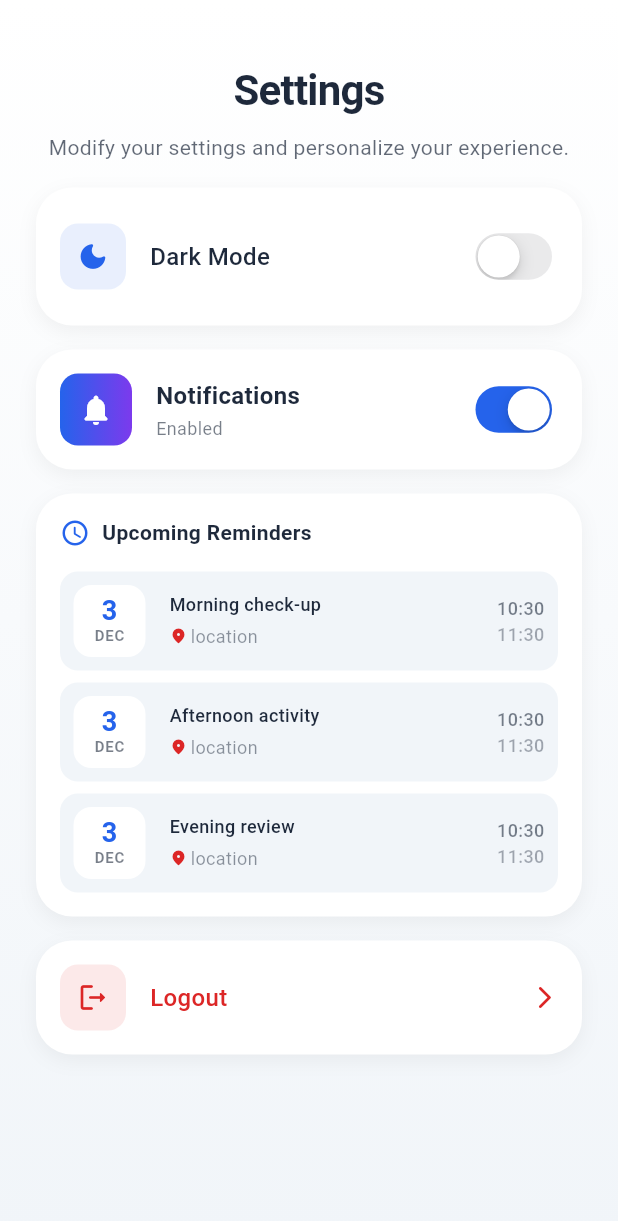
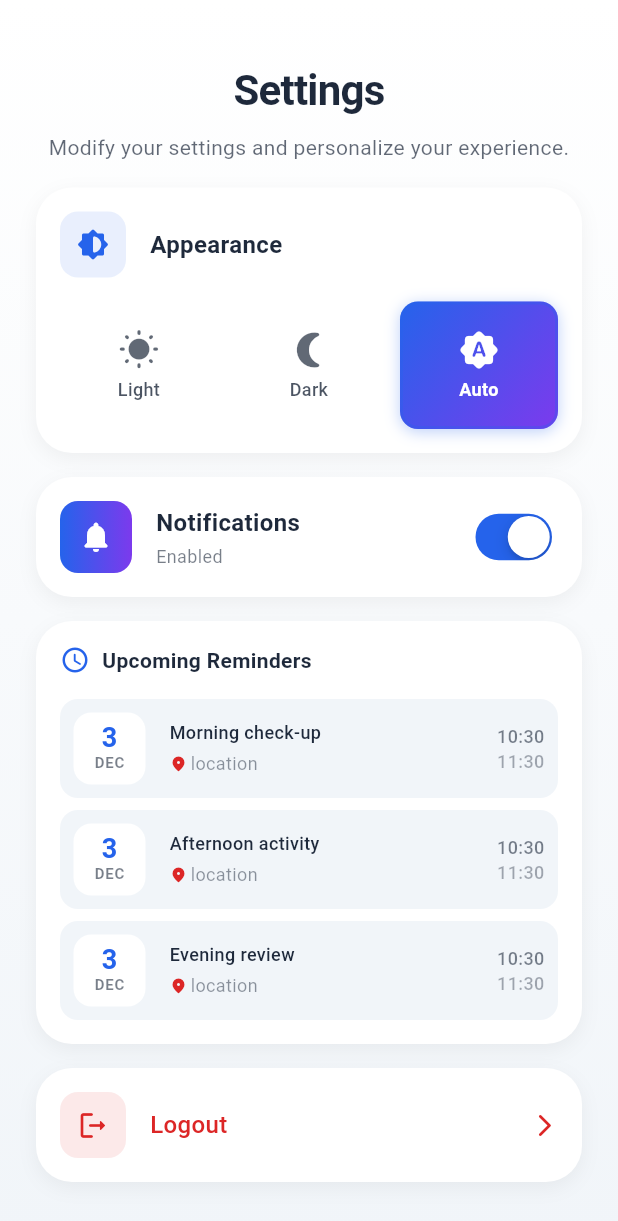
Before and after one commit to m-idriss/zadiag, a Flutter app: the SettingsScreen screen opened directly, on a phone screen of 412 x 824 dp. Shown: the top 1221 px of the screen. Run offline on Flutter 3.47's test engine with Material 3 defaults, Android fonts, the phone set to English and light mode, and no system bars; our stand-ins replace cloud_firestore, firebase_auth, firebase_core, flutter_heatmap_calendar, flutter_riverpod, flutter_svg and 3 more; missing offline and left inert: rive_animated_icon; accounts and stored records are empty; Roboto replaces fonts that are missing (poppins); project files that could hold a hidden picture were left out.

Commit message:
Feat: add theme selection options and update localization for appearance settings

```diff
--- a/lib/features/diag/screens/settings_screen.dart
+++ b/lib/features/diag/screens/settings_screen.dart
@@ -45,7 +45,6 @@ class _SettingsScreenState extends State<SettingsScreen> {
   @override
   Widget build(BuildContext context) {
     final defaultColorScheme = Theme.of(context).colorScheme;
-    bool isDarkMode = themeNotifier.value == ThemeMode.dark;
 
     return Scaffold(
       backgroundColor: Colors.transparent,
@@ -61,7 +60,7 @@ class _SettingsScreenState extends State<SettingsScreen> {
               children: [
                 _header(context),
                 const SizedBox(height: AppTheme.spacingMd),
-                _settingsCard(context, isDarkMode),
+                _settingsCard(context),
                 const SizedBox(height: AppTheme.spacingMd),
                 _notificationCard(context),
                 const SizedBox(height: AppTheme.spacingMd),
@@ -77,7 +76,27 @@ class _SettingsScreenState extends State<SettingsScreen> {
     );
   }
 
-  Widget _settingsCard(BuildContext context, bool isDarkMode) {
+  Future<void> _saveThemePreference(ThemeMode mode) async {
+    final prefs = await SharedPreferences.getInstance();
+    String themeModeString;
+    switch (mode) {
+      case ThemeMode.light:
+        themeModeString = 'light';
+        break;
+      case ThemeMode.dark:
+        themeModeString = 'dark';
+        break;
+      case ThemeMode.system:
+        themeModeString = 'system';
+        break;
+    }
+    await prefs.setString('themeMode', themeModeString);
+    setState(() {
+      themeNotifier.value = mode;
+    });
+  }
+
+  Widget _settingsCard(BuildContext context) {
     return Container(
       padding: EdgeInsets.all(AppTheme.spacingMd),
       decoration: BoxDecoration(
@@ -86,63 +105,149 @@ class _SettingsScreenState extends State<SettingsScreen> {
         boxShadow: AppTheme.cardShadow,
       ),
       child: Column(
+        crossAxisAlignment: CrossAxisAlignment.start,
         children: [
-          _settingsItem(
+          // Header
+          Row(
+            children: [
+              Container(
+                width: 44,
+                height: 44,
+                decoration: BoxDecoration(
+                  color: Theme.of(
                     context,
-            icon: Icons.dark_mode_rounded,
-            title: trad(context)!.dark_mode,
-            trailing: CupertinoSwitch(
-              activeTrackColor: Theme.of(context).colorScheme.primary,
-              value: isDarkMode,
-              onChanged: (value) {
-                setState(() {
-                  themeNotifier.value = value ? ThemeMode.dark : ThemeMode.light;
-                });
-              },
+                  ).colorScheme.primary.withValues(alpha: 0.1),
+                  borderRadius: BorderRadius.circular(AppTheme.radiusMd),
                 ),
+                child: Icon(
+                  Icons.brightness_6_rounded,
+                  color: Theme.of(context).colorScheme.primary,
+                  size: 22,
+                ),
+              ),
+              const SizedBox(width: AppTheme.spacingMd),
+              Text(
+                trad(context)!.appearance,
+                style: TextStyle(
+                  fontFamily: AppTheme.defaultFontFamilyName,
+                  fontSize: 16,
+                  fontWeight: FontWeight.w600,
+                  color: Theme.of(context).colorScheme.onSurface,
+                ),
+              ),
+            ],
+          ),
+          const SizedBox(height: AppTheme.spacingMd),
+          // Theme options
+          Row(
+            children: [
+              Expanded(
+                child: _themeOptionCard(
+                  context,
+                  mode: ThemeMode.light,
+                  icon: Icons.wb_sunny_rounded,
+                  label: trad(context)!.theme_light,
+                ),
+              ),
+              const SizedBox(width: AppTheme.spacingSm),
+              Expanded(
+                child: _themeOptionCard(
+                  context,
+                  mode: ThemeMode.dark,
+                  icon: Icons.nightlight_round,
+                  label: trad(context)!.theme_dark,
+                ),
+              ),
+              const SizedBox(width: AppTheme.spacingSm),
+              Expanded(
+                child: _themeOptionCard(
+                  context,
+                  mode: ThemeMode.system,
+                  icon: Icons.brightness_auto_rounded,
+                  label: trad(context)!.theme_auto,
+                ),
+              ),
+            ],
           ),
         ],
       ),
     );
   }
 
-  Widget _settingsItem(
+  Widget _themeOptionCard(
     BuildContext context, {
+    required ThemeMode mode,
     required IconData icon,
-    required String title,
-    required Widget trailing,
+    required String label,
   }) {
-    return Padding(
-      padding: EdgeInsets.symmetric(vertical: AppTheme.spacingSm),
-      child: Row(
+    final isSelected = themeNotifier.value == mode;
+    final colorScheme = Theme.of(context).colorScheme;
+
+    return GestureDetector(
+      onTap: () => _saveThemePreference(mode),
+      child: AnimatedContainer(
+        duration: const Duration(milliseconds: 200),
+        curve: Curves.easeInOut,
+        padding: EdgeInsets.symmetric(
+          vertical: AppTheme.spacingMd,
+          horizontal: AppTheme.spacingSm,
+        ),
+        decoration: BoxDecoration(
+          gradient:
+              isSelected
+                  ? LinearGradient(
+                    colors: [colorScheme.primary, colorScheme.secondary],
+                    begin: Alignment.topLeft,
+                    end: Alignment.bottomRight,
+                  )
+                  : null,
+          color: isSelected ? null : colorScheme.surfaceContainerHighest,
+          borderRadius: BorderRadius.circular(AppTheme.radiusMd),
+          border: Border.all(
+            color:
+                isSelected
+                    ? colorScheme.primary.withValues(alpha: 0.3)
+                    : Colors.transparent,
+            width: 2,
+          ),
+          boxShadow:
+              isSelected
+                  ? [
+                    BoxShadow(
+                      color: colorScheme.primary.withValues(alpha: 0.3),
+                      blurRadius: 8,
+                      offset: const Offset(0, 2),
+                    ),
+                  ]
+                  : null,
+        ),
+        child: Column(
+          mainAxisSize: MainAxisSize.min,
           children: [
-          Container(
-            width: 44,
-            height: 44,
-            decoration: BoxDecoration(
-              color: Theme.of(context).colorScheme.primary.withValues(alpha: 0.1),
-              borderRadius: BorderRadius.circular(AppTheme.radiusMd),
+            Icon(
+              icon,
+              color:
+                  isSelected
+                      ? Colors.white
+                      : colorScheme.onSurface.withValues(alpha: 0.7),
+              size: 28,
             ),
-            child: Icon(
-              icon,
-              color: Theme.of(context).colorScheme.primary,
-              size: 22,
-            ),
-          ),
-          const SizedBox(width: AppTheme.spacingMd),
-          Expanded(
-            child: Text(
-              title,
+            const SizedBox(height: AppTheme.spacingXs),
+            Text(
+              label,
               style: TextStyle(
                 fontFamily: AppTheme.defaultFontFamilyName,
-                fontSize: 16,
-                fontWeight: FontWeight.w500,
-                color: Theme.of(context).colorScheme.onSurface,
+                fontSize: 12,
+                fontWeight: isSelected ? FontWeight.w600 : FontWeight.w500,
+                color:
+                    isSelected
+                        ? Colors.white
+                        : colorScheme.onSurface.withValues(alpha: 0.8),
               ),
+              textAlign: TextAlign.center,
             ),
+          ],
         ),
-          trailing,
-        ],
       ),
     );
   }
@@ -161,14 +266,16 @@ class _SettingsScreenState extends State<SettingsScreen> {
             Navigator.pushReplacement(
               context,
               PageRouteBuilder(
-                pageBuilder: (context, animation, secondaryAnimation) =>
+                pageBuilder:
+                    (context, animation, secondaryAnimation) =>
                         const LoginPage(),
-                transitionsBuilder:
-                    (context, animation, secondaryAnimation, child) {
-                  return FadeTransition(
-                    opacity: animation,
-                    child: child,
-                  );
+                transitionsBuilder: (
+                  context,
+                  animation,
+                  secondaryAnimation,
+                  child,
+                ) {
+                  return FadeTransition(opacity: animation, child: child);
                 },
                 transitionDuration: const Duration(milliseconds: 300),
               ),
@@ -183,7 +290,9 @@ class _SettingsScreenState extends State<SettingsScreen> {
                   width: 44,
                   height: 44,
                   decoration: BoxDecoration(
-                    color: Theme.of(context).colorScheme.error.withValues(alpha: 0.1),
+                    color: Theme.of(
+                      context,
+                    ).colorScheme.error.withValues(alpha: 0.1),
                     borderRadius: BorderRadius.circular(AppTheme.radiusMd),
                   ),
                   child: Icon(
@@ -273,11 +382,15 @@ class _SettingsScreenState extends State<SettingsScreen> {
                 ),
                 const SizedBox(height: 2),
                 Text(
-                  _notificationsEnabled ? trad(context)!.enabled : trad(context)!.disabled,
+                  _notificationsEnabled
+                      ? trad(context)!.enabled
+                      : trad(context)!.disabled,
                   style: TextStyle(
                     fontFamily: AppTheme.defaultFontFamilyName,
                     fontSize: 12,
-                    color: Theme.of(context).colorScheme.onSurface.withValues(alpha: 0.6),
+                    color: Theme.of(
+                      context,
+                    ).colorScheme.onSurface.withValues(alpha: 0.6),
                   ),
                 ),
               ],
@@ -355,7 +468,6 @@ class _SettingsScreenState extends State<SettingsScreen> {
     required String title,
     required bool isActive,
   }) {
-
     final monthFormat = DateFormat('MMM');
     final dayFormat = DateFormat('d');
     final timeFormat = DateFormat.Hm();
@@ -365,9 +477,7 @@ class _SettingsScreenState extends State<SettingsScreen> {
       decoration: BoxDecoration(
         color: Theme.of(context).colorScheme.surfaceContainerHigh,
         borderRadius: BorderRadius.circular(AppTheme.radiusMd),
-        border: Border.all(
-          color: Colors.transparent,
-        ),
+        border: Border.all(color: Colors.transparent),
       ),
       child: Material(
         color: Colors.transparent,
@@ -411,7 +521,9 @@ class _SettingsScreenState extends State<SettingsScreen> {
                               "location",
                               style: TextStyle(
                                 fontSize: 12,
-                                color: colorScheme.onSurface.withValues(alpha: 0.5),
+                                color: colorScheme.onSurface.withValues(
+                                  alpha: 0.5,
+                                ),
                                 fontFamily: AppTheme.defaultFontFamilyName,
                               ),
                               maxLines: 1,
--- a/lib/l10n/app_en.arb
+++ b/lib/l10n/app_en.arb
@@ -15,7 +15,10 @@
   "capture_title": "Verification",
   "changes_canceled": "Changes canceled",
   "changes_saved": "Changes saved",
-  "dark_mode": "Dark Mode",
+  "appearance": "Appearance",
+  "theme_light": "Light",
+  "theme_dark": "Dark",
+  "theme_auto": "Auto",
   "email_hint": "john.doe@email.com",
   "forgot_password": "Forgot password?",
   "login_button": "Sign In",
--- a/lib/l10n/app_fr.arb
+++ b/lib/l10n/app_fr.arb
@@ -15,7 +15,10 @@
   "capture_title": "Vérification",
   "changes_canceled": "Modifications annulées",
   "changes_saved": "Modifications sauvegardées",
-  "dark_mode": "Mode sombre",
+  "appearance": "Apparence",
+  "theme_light": "Clair",
+  "theme_dark": "Sombre",
+  "theme_auto": "Auto",
   "email_hint": "jean.dupont@email.com",
   "forgot_password": "Mot de passe oublié ?",
   "login_button": "Se connecter",
--- a/lib/l10n/app_localizations.dart
+++ b/lib/l10n/app_localizations.dart
@@ -188,11 +188,29 @@ abstract class AppLocalizations {
   /// **'Changes saved'**
   String get changes_saved;
 
-  /// No description provided for @dark_mode.
+  /// No description provided for @appearance.
   ///
   /// In en, this message translates to:
-  /// **'Dark Mode'**
-  String get dark_mode;
+  /// **'Appearance'**
+  String get appearance;
+
+  /// No description provided for @theme_light.
+  ///
+  /// In en, this message translates to:
+  /// **'Light'**
+  String get theme_light;
+
+  /// No description provided for @theme_dark.
+  ///
+  /// In en, this message translates to:
+  /// **'Dark'**
+  String get theme_dark;
+
+  /// No description provided for @theme_auto.
+  ///
+  /// In en, this message translates to:
+  /// **'Auto'**
+  String get theme_auto;
 
   /// No description provided for @email_hint.
   ///
--- a/lib/l10n/app_localizations_en.dart
+++ b/lib/l10n/app_localizations_en.dart
@@ -56,7 +56,16 @@ class AppLocalizationsEn extends AppLocalizations {
   String get changes_saved => 'Changes saved';
 
   @override
-  String get dark_mode => 'Dark Mode';
+  String get appearance => 'Appearance';
+
+  @override
+  String get theme_light => 'Light';
+
+  @override
+  String get theme_dark => 'Dark';
+
+  @override
+  String get theme_auto => 'Auto';
 
   @override
   String get email_hint => 'john.doe@email.com';
--- a/lib/l10n/app_localizations_fr.dart
+++ b/lib/l10n/app_localizations_fr.dart
@@ -56,7 +56,16 @@ class AppLocalizationsFr extends AppLocalizations {
   String get changes_saved => 'Modifications sauvegardées';
 
   @override
-  String get dark_mode => 'Mode sombre';
+  String get appearance => 'Apparence';
+
+  @override
+  String get theme_light => 'Clair';
+
+  @override
+  String get theme_dark => 'Sombre';
+
+  @override
+  String get theme_auto => 'Auto';
 
   @override
   String get email_hint => 'jean.dupont@email.com';
--- a/lib/main.dart
+++ b/lib/main.dart
@@ -13,8 +13,27 @@ final ValueNotifier<Locale?> localeNotifier = ValueNotifier(null);
 void main() async {
   WidgetsFlutterBinding.ensureInitialized();
   await Firebase.initializeApp(options: DefaultFirebaseOptions.currentPlatform);
+  await _loadSavedTheme();
   await _loadSavedLocale();
   runApp(const ProviderScope(child: MyApp()));
+}
+
+Future<void> _loadSavedTheme() async {
+  final prefs = await SharedPreferences.getInstance();
+  final themeModeString = prefs.getString('themeMode');
+  if (themeModeString != null) {
+    switch (themeModeString) {
+      case 'light':
+        themeNotifier.value = ThemeMode.light;
+        break;
+      case 'dark':
+        themeNotifier.value = ThemeMode.dark;
+        break;
+      case 'system':
+        themeNotifier.value = ThemeMode.system;
+        break;
+    }
+  }
 }
 
 Future<void> _loadSavedLocale() async {
--- a/lib/shared/components/glass_container.dart
+++ b/lib/shared/components/glass_container.dart
@@ -31,21 +31,34 @@ class GlassContainer extends StatelessWidget {
 
   @override
   Widget build(BuildContext context) {
+    // Get theme-aware base color
+    final isDarkMode = Theme.of(context).brightness == Brightness.dark;
+    final baseColor =
+        isDarkMode
+            ? Colors.black.withValues(alpha: opacity)
+            : Colors.white.withValues(alpha: opacity);
+
     return Container(
       width: width,
       height: height,
       margin: margin,
       decoration: BoxDecoration(
-        color: color ?? Colors.white.withValues(alpha: opacity),
+        color: color ?? baseColor,
         borderRadius: BorderRadius.circular(borderRadius),
         border:
             border ??
-            Border.all(color: Colors.white.withValues(alpha: 0.2), width: 1.5),
+            Border.all(
+              color:
+                  isDarkMode
+                      ? Colors.white.withValues(alpha: 0.1)
+                      : Colors.white.withValues(alpha: 0.2),
+              width: 1.5,
+            ),
         boxShadow:
             boxShadow ??
             [
               BoxShadow(
-                color: Colors.black.withValues(alpha: 0.1),
+                color: Colors.black.withValues(alpha: isDarkMode ? 0.3 : 0.1),
                 blurRadius: 20,
                 offset: const Offset(0, 10),
               ),
```
Lines whose indentation alone changed are shown as unchanged.
